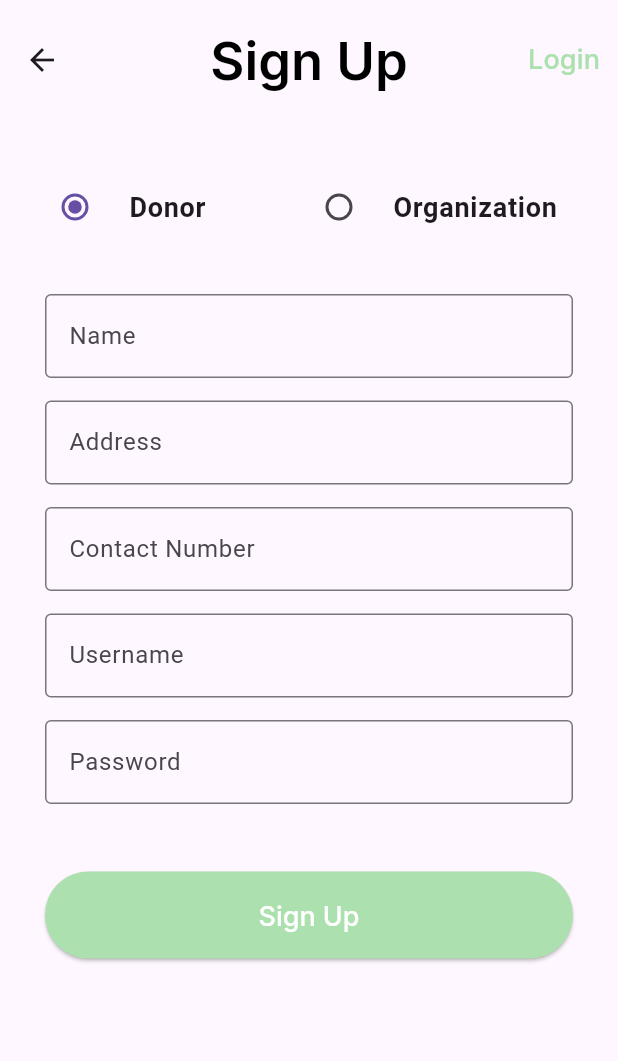
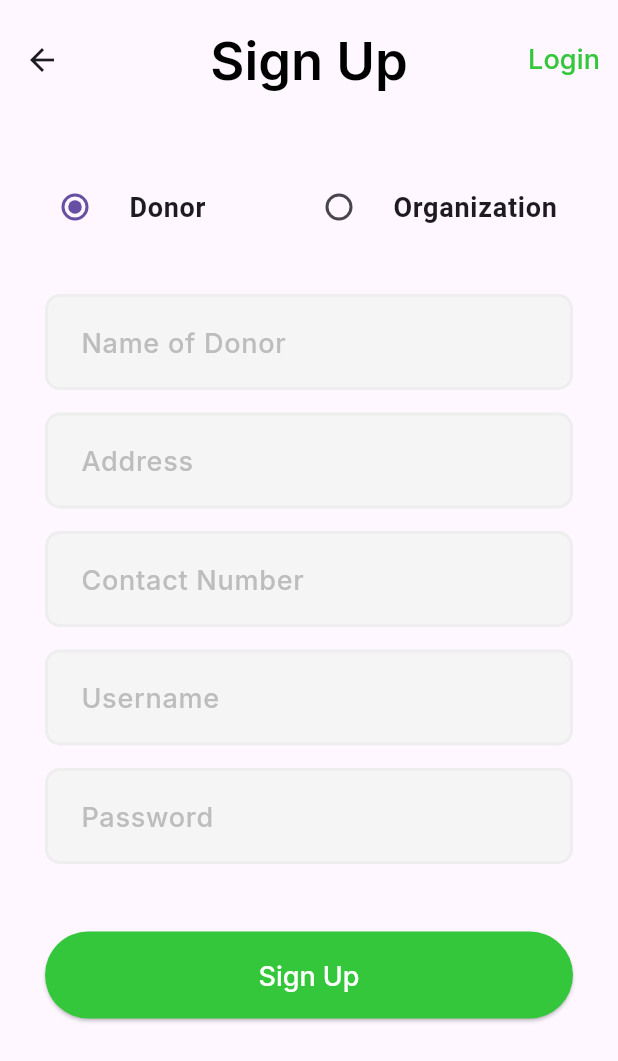
Before and after one commit to ianberana/CMSC-23-Project, a Flutter app: the SignUpPage screen opened directly, on a phone screen of 412 x 824 dp. Shown: the top 1061 px of the screen. Run offline on Flutter 3.47's test engine with Material 3 defaults, Android fonts, the phone set to English and light mode, and no system bars; our stand-ins replace cloud_firestore, firebase_auth, firebase_core, google_fonts; accounts and stored records are empty.

Commit message:
Updated designs of form fields

```diff
--- a/lib/pages/authentication/donor_signup.dart
+++ b/lib/pages/authentication/donor_signup.dart
@@ -3,6 +3,7 @@ import 'package:elbi_donate/pages/authentication/signin.dart';
 import 'package:flutter/cupertino.dart';
 import 'package:flutter/material.dart';
 import 'package:flutter/widgets.dart';
+import 'package:google_fonts/google_fonts.dart';
 import 'package:provider/provider.dart';
 import '../../providers/auth_provider.dart';
 import '../../providers/user_provider.dart';
@@ -69,7 +70,10 @@ class _SignUpState extends State<SignUpPage> {
           TextButton(
               child: Text(
                 "Login",
-                style: Theme.of(context).textTheme.titleSmall,
+                style: GoogleFonts.inter(
+                    fontSize: 18,
+                    fontWeight: FontWeight.w500,
+                    color: Color.fromARGB(255, 52, 199, 59)),
               ),
               onPressed: () {
                 Navigator.push(
@@ -112,7 +116,6 @@ class _SignUpState extends State<SignUpPage> {
                 title: Text(
                   'Donor',
                   style: TextStyle(
-                    // Add your text style here
                     fontSize: 18,
                     fontWeight: FontWeight.bold,
                   ),
@@ -126,7 +129,6 @@ class _SignUpState extends State<SignUpPage> {
                         context,
                         MaterialPageRoute(
                             builder: (context) => const SignUpPage()));
-
                   });
                 },
               ),
@@ -137,7 +139,6 @@ class _SignUpState extends State<SignUpPage> {
                 title: Text(
                   'Organization',
                   style: TextStyle(
-                    // Add your text style here
                     fontSize: 18,
                     fontWeight: FontWeight.bold,
                   ),
@@ -151,10 +152,8 @@ class _SignUpState extends State<SignUpPage> {
                     Navigator.push(
                         context,
                         MaterialPageRoute(
-                            builder: (context) =>
-                                const OrgSignUpPage()));
+                            builder: (context) => const OrgSignUpPage()));
                   });
-
                 },
               ),
             ),
@@ -166,9 +165,27 @@ class _SignUpState extends State<SignUpPage> {
         padding: const EdgeInsets.only(bottom: 15),
         child: TextFormField(
           controller: nameController,
-          decoration: const InputDecoration(
+          cursorColor: Colors.grey,
+          decoration: InputDecoration(
+              contentPadding: EdgeInsets.all(20),
               border: OutlineInputBorder(),
-              label: Text("Name"),
+              focusedBorder: OutlineInputBorder(
+                borderRadius: BorderRadius.circular(10.0),
+                borderSide: BorderSide(
+                  color: (Colors.grey[400])!,
+                ),
+              ),
+              enabledBorder: OutlineInputBorder(
+                borderRadius: BorderRadius.circular(10.0),
+                borderSide: BorderSide(
+                  color: (Colors.grey[200])!,
+                  width: 2.0,
+                ),
+              ),
+              filled: true,
+              fillColor: Colors.grey[100],
+              label: Text("Name of Donor"),
+              labelStyle: Theme.of(context).textTheme.labelSmall,
               hintText: "Enter your name"),
           onSaved: (value) => setState(() => name = value),
           validator: (value) {
@@ -183,9 +200,27 @@ class _SignUpState extends State<SignUpPage> {
         padding: const EdgeInsets.only(bottom: 15),
         child: TextFormField(
           controller: addressController,
-          decoration: const InputDecoration(
+          cursorColor: Colors.grey,
+          decoration: InputDecoration(
+              contentPadding: EdgeInsets.all(20),
               border: OutlineInputBorder(),
+              focusedBorder: OutlineInputBorder(
+                borderRadius: BorderRadius.circular(10.0),
+                borderSide: BorderSide(
+                  color: (Colors.grey[400])!,
+                ),
+              ),
+              enabledBorder: OutlineInputBorder(
+                borderRadius: BorderRadius.circular(10.0),
+                borderSide: BorderSide(
+                  color: (Colors.grey[200])!,
+                  width: 2.0,
+                ),
+              ),
+              filled: true,
+              fillColor: Colors.grey[100],
               label: Text("Address"),
+              labelStyle: Theme.of(context).textTheme.labelSmall,
               hintText: "Enter your address"),
           onSaved: (value) => setState(() => address = value),
           validator: (value) {
@@ -201,9 +236,27 @@ class _SignUpState extends State<SignUpPage> {
         padding: const EdgeInsets.only(bottom: 15),
         child: TextFormField(
           controller: contactController,
-          decoration: const InputDecoration(
+          cursorColor: Colors.grey,
+          decoration: InputDecoration(
+              contentPadding: EdgeInsets.all(20),
               border: OutlineInputBorder(),
+              focusedBorder: OutlineInputBorder(
+                borderRadius: BorderRadius.circular(10.0),
+                borderSide: BorderSide(
+                  color: (Colors.grey[400])!,
+                ),
+              ),
+              enabledBorder: OutlineInputBorder(
+                borderRadius: BorderRadius.circular(10.0),
+                borderSide: BorderSide(
+                  color: (Colors.grey[200])!,
+                  width: 2.0,
+                ),
+              ),
+              filled: true,
+              fillColor: Colors.grey[100],
               label: Text("Contact Number"),
+              labelStyle: Theme.of(context).textTheme.labelSmall,
               hintText: "Enter your contact number"),
           onSaved: (value) => setState(() => contact = value),
           validator: (value) {
@@ -219,9 +272,27 @@ class _SignUpState extends State<SignUpPage> {
         padding: const EdgeInsets.only(bottom: 15),
         child: TextFormField(
           controller: usernameController,
-          decoration: const InputDecoration(
+          cursorColor: Colors.grey,
+          decoration: InputDecoration(
+              contentPadding: EdgeInsets.all(20),
               border: OutlineInputBorder(),
+              focusedBorder: OutlineInputBorder(
+                borderRadius: BorderRadius.circular(10.0),
+                borderSide: BorderSide(
+                  color: (Colors.grey[400])!,
+                ),
+              ),
+              enabledBorder: OutlineInputBorder(
+                borderRadius: BorderRadius.circular(10.0),
+                borderSide: BorderSide(
+                  color: (Colors.grey[200])!,
+                  width: 2.0,
+                ),
+              ),
+              filled: true,
+              fillColor: Colors.grey[100],
               label: Text("Username"),
+              labelStyle: Theme.of(context).textTheme.labelSmall,
               hintText: "Enter your username"),
           onSaved: (value) => setState(() => username = value),
           validator: (value) {
@@ -237,9 +308,27 @@ class _SignUpState extends State<SignUpPage> {
         padding: const EdgeInsets.only(bottom: 15),
         child: TextFormField(
           controller: passwordController,
-          decoration: const InputDecoration(
+          cursorColor: Colors.grey,
+          decoration: InputDecoration(
+              contentPadding: EdgeInsets.all(20),
               border: OutlineInputBorder(),
+              focusedBorder: OutlineInputBorder(
+                borderRadius: BorderRadius.circular(10.0),
+                borderSide: BorderSide(
+                  color: (Colors.grey[400])!,
+                ),
+              ),
+              enabledBorder: OutlineInputBorder(
+                borderRadius: BorderRadius.circular(10.0),
+                borderSide: BorderSide(
+                  color: (Colors.grey[200])!,
+                  width: 2.0,
+                ),
+              ),
+              filled: true,
+              fillColor: Colors.grey[100],
               label: Text("Password"),
+              labelStyle: Theme.of(context).textTheme.labelSmall,
               hintText: "At least 6 characters"),
           obscureText: true,
           onSaved: (value) => setState(() => password = value),
@@ -261,7 +350,7 @@ class _SignUpState extends State<SignUpPage> {
                 padding: MaterialStateProperty.all<EdgeInsetsGeometry>(
                     EdgeInsets.all(18)),
                 backgroundColor: MaterialStateProperty.all<Color>(
-                    Color.fromARGB(255, 172, 225, 175))),
+                    Color.fromARGB(255, 52, 199, 59))),
             onPressed: () async {
               if (_formKey.currentState!.validate()) {
                 _formKey.currentState!.save();
```
